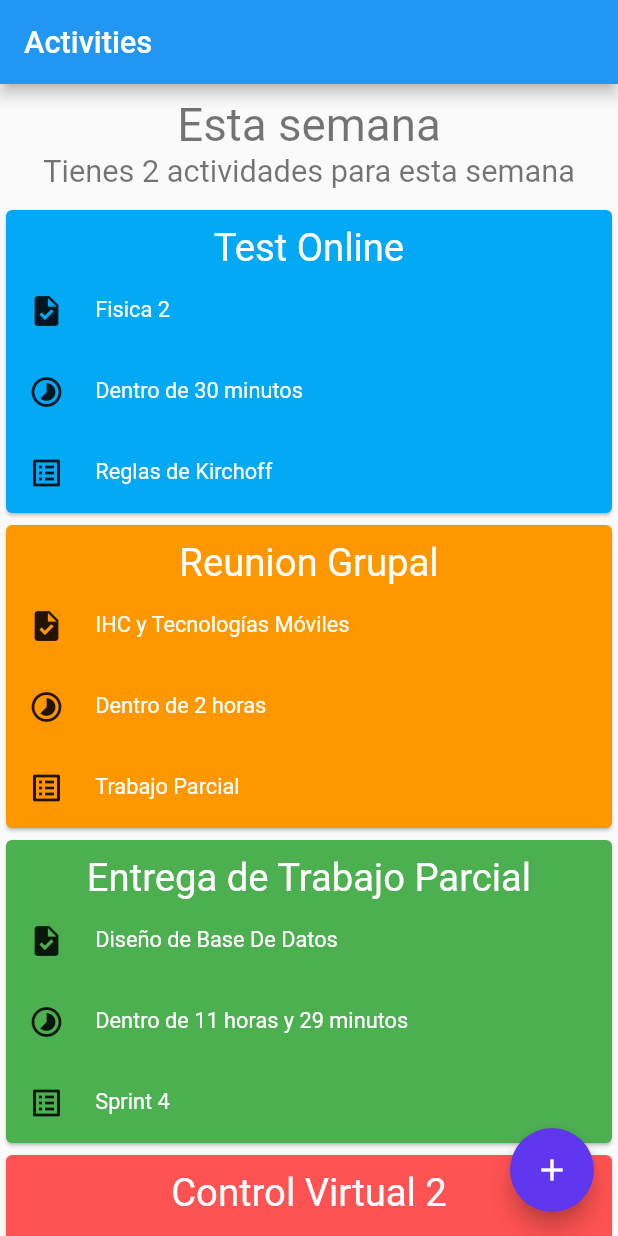
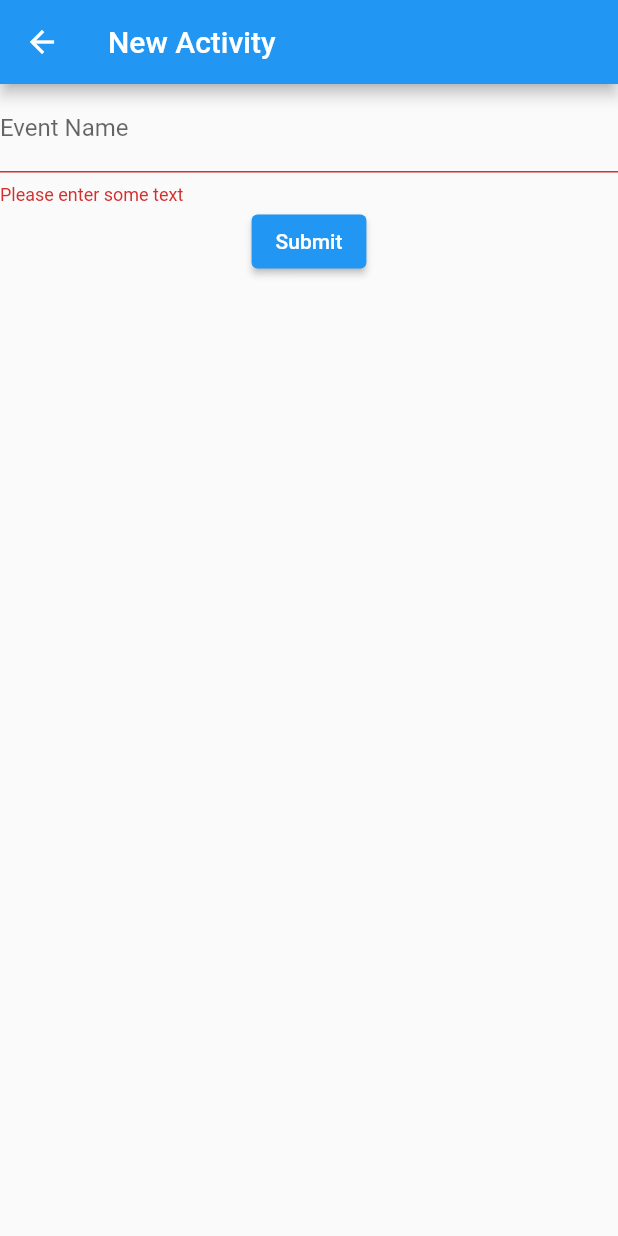
Before and after one commit to youniversityupc/android, a Flutter app: the screen it shows after launch, after a tap on the "add" icon, on a phone screen of 412 x 824 dp. Run offline on Flutter 3.47's test engine with Material 2 defaults, Android fonts, the phone set to English and light mode, and no system bars; Roboto replaces fonts that are missing (Arial).

Commit message:
feat: added activity form widget basic layout

```diff
--- /dev/null
+++ b/lib/activities/view_models/activity-data-class.model.dart
@@ -0,0 +1,16 @@
+import 'package:flutter/material.dart';
+
+class ActivityDataClass {
+  String? taskName;
+  String? courseName;
+  String? remainingTime;
+  String? topicTheme;
+  Color? backgroundColor;
+  ActivityDataClass(
+    this.taskName,
+    this.courseName,
+    this.remainingTime,
+    this.topicTheme,
+    this.backgroundColor
+  );
+}
--- /dev/null
+++ b/lib/activities/widgets/activity-form.widget.dart
@@ -0,0 +1,68 @@
+import 'package:flutter/material.dart';
+import 'package:youniversity_app/activities/view_models/activity-data-class.model.dart';
+
+class ActivityForm extends StatefulWidget {
+  final Function(ActivityDataClass) onAddActivity;
+  const ActivityForm({super.key, required this.onAddActivity});
+
+  @override
+  State<StatefulWidget> createState() => ActivityFormState();
+
+}
+
+class ActivityFormState extends State<ActivityForm> {
+  final String? Function(String? value)? _inputValidation = (value) {
+    if(value == null || value.isEmpty) return 'Please enter some text';
+    return null;
+  };
+  final _formKey = GlobalKey<FormState>();
+  final Map<String,String> _currentOptionsSelected = {
+    'type': 'Grupal',
+    'course': 'Not selected yet'
+  };
+  final List<String> _coursesList = ['Base de Datos', 'IHC y Tecnologías Móviles'];
+  final List<String> _typeList = ['Grupal', 'Individual'];
+  @override
+  Widget build(BuildContext context) {
+    return Scaffold(
+      appBar: AppBar(
+        title: const Text("New Activity"),
+      ),
+      body: _createNewForm()
+    );
+  }
+
+  Widget _createNewForm() {
+    return Form(
+      key: _formKey,
+      autovalidateMode: AutovalidateMode.always,
+      child: Column(
+        children: <Widget>[
+          TextFormField(
+            decoration: const InputDecoration(
+              labelText: "Event Name"
+            ),
+            validator: _inputValidation,
+          ),
+          ElevatedButton(
+            onPressed: () {
+              if(_formKey.currentState!.validate() == false) return;
+              ScaffoldMessenger.of(context).showSnackBar(
+                const SnackBar(content: Text("Processing data"))
+              );
+              Navigator.pop(context);
+              //(context.widget as ActivityForm).onAddActivity();
+            },
+            child: const Text("Submit")
+          )
+        ],
+      ),
+      onChanged: () {
+        setState(() {
+          Form.of(primaryFocus!.context!)!.save();
+        });
+      },
+    );
+  }
+
+}
--- a/lib/activities/widgets/activity.widget.dart
+++ b/lib/activities/widgets/activity.widget.dart
@@ -1,10 +1,12 @@
 import 'package:flutter/material.dart';
+import 'activity-form.widget.dart';
+import '../view_models/activity-data-class.model.dart';
 
 class ActivityWidget extends StatelessWidget {
 
-  const ActivityWidget({super.key});
+  ActivityWidget({super.key});
 
-  final List<ActivityDataClass> _activities = const [
+  final List<ActivityDataClass> _activities = [
     ActivityDataClass("Test Online","Fisica 2", "Dentro de 30 minutos", "Reglas de Kirchoff",Colors.lightBlue),
     ActivityDataClass("Reunion Grupal","IHC y Tecnologías Móviles", "Dentro de 2 horas", "Trabajo Parcial", Colors.orange),
     ActivityDataClass("Entrega de Trabajo Parcial","Diseño de Base De Datos", "Dentro de 11 horas y 29 minutos", "Sprint 4", Colors.green),
@@ -45,7 +47,12 @@ class ActivityWidget extends StatelessWidget {
         backgroundColor: const Color.fromARGB(255, 95, 55, 238),
         foregroundColor: Colors.white,
         onPressed: () {
-
+          Navigator.push(
+            context,
+            MaterialPageRoute(
+              builder: (context) => ActivityForm(onAddActivity: (ActivityDataClass data) {})
+            )
+          );
         },
         child: const Icon(Icons.add)
       ),
@@ -54,27 +61,12 @@ class ActivityWidget extends StatelessWidget {
 
 }
 
-class ActivityDataClass {
-  final String taskName;
-  final String courseName;
-  final String remainingTime;
-  final String topicTheme;
-  final Color backgroundColor;
-  const ActivityDataClass(
-    this.taskName,
-    this.courseName,
-    this.remainingTime,
-    this.topicTheme,
-    this.backgroundColor
-  );
-}
-
 class Activity extends StatelessWidget {
-  final String taskName;
-  final String courseName;
-  final String remainingTime;
-  final String topicTheme;
-  final Color backgroundColor;
+  final String? taskName;
+  final String? courseName;
+  final String? remainingTime;
+  final String? topicTheme;
+  final Color? backgroundColor;
   const Activity(
   {
     Key? key,
@@ -93,7 +85,7 @@ class Activity extends StatelessWidget {
         children: <Widget>[
           Container(
             margin: const EdgeInsets.only(top: 10.0),
-            child: Text(taskName, style: const TextStyle(fontFamily: "Roboto", fontSize: 25.5, color: Colors.white)),
+            child: Text(taskName.toString(), style: const TextStyle(fontFamily: "Roboto", fontSize: 25.5, color: Colors.white)),
           ),
           Container(
             margin: const EdgeInsets.all(15.0),
@@ -102,7 +94,7 @@ class Activity extends StatelessWidget {
                         const Icon(Icons.task),
                         Container(
                           margin: const EdgeInsets.only(left: 20.5),
-                          child: Text(courseName, style: const TextStyle(fontFamily: "Roboto", fontSize: 14.5, color: Colors.white))
+                          child: Text(courseName.toString(), style: const TextStyle(fontFamily: "Roboto", fontSize: 14.5, color: Colors.white))
                         )
                       ]
                     )
@@ -114,7 +106,7 @@ class Activity extends StatelessWidget {
                         const Icon(Icons.timelapse),
                         Container(
                           margin: const EdgeInsets.only(left: 20.5),
-                          child: Text(remainingTime, style: const TextStyle(fontFamily: "Roboto", fontSize: 14.5, color: Colors.white))
+                          child: Text(remainingTime.toString(), style: const TextStyle(fontFamily: "Roboto", fontSize: 14.5, color: Colors.white))
                         )
                       ]
                     )
@@ -126,7 +118,7 @@ class Activity extends StatelessWidget {
                         const Icon(Icons.list_alt),
                         Container(
                           margin: const EdgeInsets.only(left: 20.5),
-                          child: Text(topicTheme, style: const TextStyle(fontFamily: "Roboto", fontSize: 14.5, color: Colors.white))
+                          child: Text(topicTheme.toString(), style: const TextStyle(fontFamily: "Roboto", fontSize: 14.5, color: Colors.white))
                         )
                       ]
                     )
--- a/lib/main.dart
+++ b/lib/main.dart
@@ -25,7 +25,7 @@ class MyApp extends StatelessWidget {
         // is not restarted.
         primarySwatch: Colors.blue,
       ),
-      home: const ActivityWidget(),
+      home: ActivityWidget(),
     );
   }
 }
--- a/pubspec.yaml
+++ b/pubspec.yaml
@@ -36,6 +36,7 @@ dependencies:
   # The following adds the Cupertino Icons font to your application.
   # Use with the CupertinoIcons class for iOS style icons.
   cupertino_icons: ^1.0.2
+  dropdownfield: ^1.0.3
 
 dev_dependencies:
   flutter_test:
```
Also changed, not shown: pubspec.lock.
